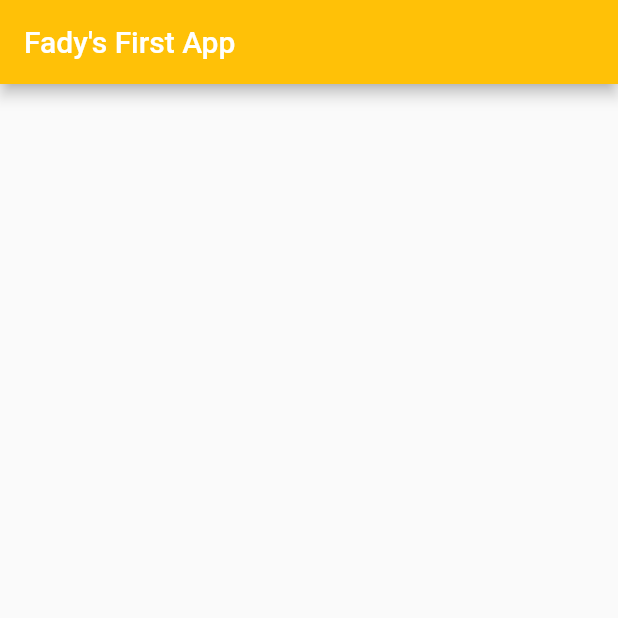
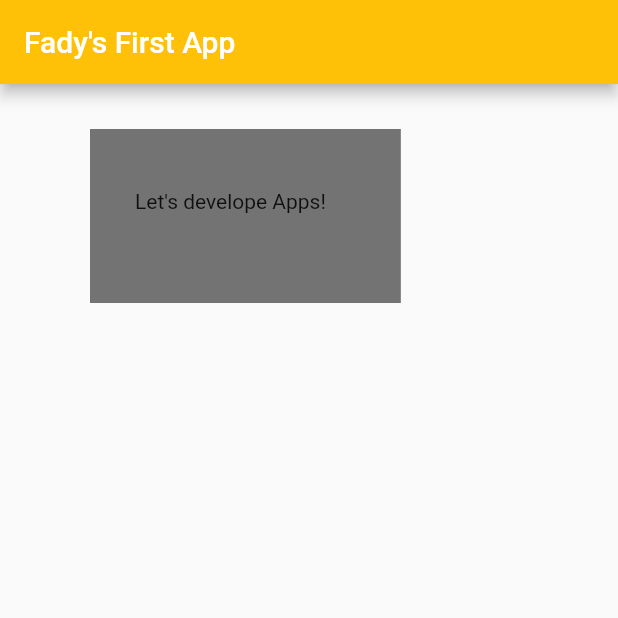
Before and after one commit to FNSY96/Flutter-Training, a Flutter app: the screen it shows after launch, on a phone screen of 412 x 824 dp, the top half of it. Run offline on Flutter 3.47's test engine with Material 2 defaults, Android fonts, the phone set to English and light mode, and no system bars.

Commit message:
Add container, used padding and margins.

```diff
--- a/lib/main.dart
+++ b/lib/main.dart
@@ -1,8 +1,10 @@
+import 'dart:ui';
+
 import 'package:flutter/material.dart';
 
 void main() => runApp(MaterialApp(
-  home: Home(),
-));
+      home: Home(),
+    ));
 
 class Home extends StatelessWidget {
   @override
@@ -12,8 +14,16 @@ class Home extends StatelessWidget {
         backgroundColor: Colors.amber,
         title: Text('Fady\'s First App'),
       ),
-
+      body: Column(
+        children: <Widget>[
+          Container(
+            child: Text('Let\'s develope Apps!'),
+            color: Colors.black54,
+            margin: EdgeInsets.symmetric(horizontal: 60, vertical: 30),
+            padding: EdgeInsets.fromLTRB(30, 40, 50, 60),
+          )
+        ],
+      ),
     );
   }
-
 }
```
Also changed, not shown: 1 other file.
